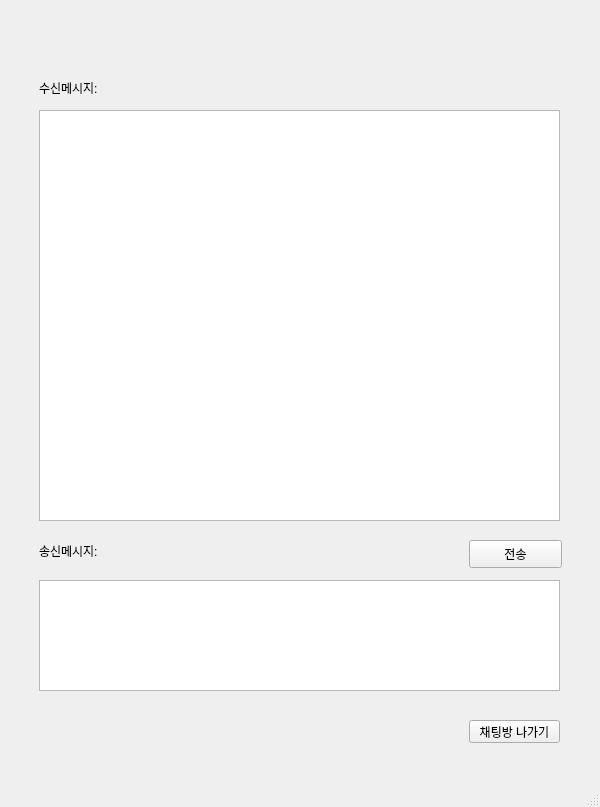
Qt form chat.ui (soyyoonn/chat) before a commit.
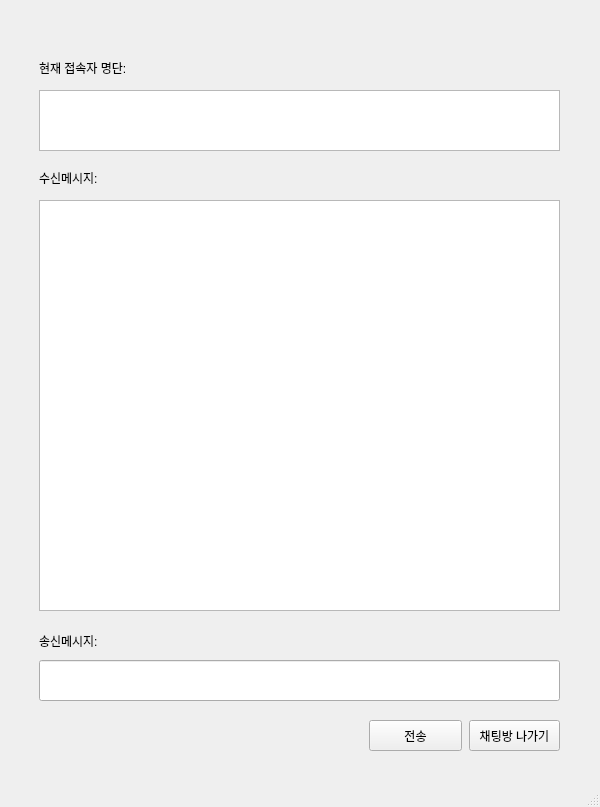
The same form after that commit. The open tabs and pages were chosen to show the change.

```diff
--- a/chat.ui
+++ b/chat.ui
@@ -68,10 +68,10 @@
      <widget class="QPushButton" name="send_btn">
       <property name="geometry">
        <rect>
-        <x>470</x>
-        <y>540</y>
+        <x>370</x>
+        <y>720</y>
         <width>93</width>
-        <height>28</height>
+        <height>31</height>
        </rect>
       </property>
       <property name="text">
@@ -82,7 +82,7 @@
       <property name="geometry">
        <rect>
         <x>40</x>
-        <y>80</y>
+        <y>170</y>
         <width>91</width>
         <height>16</height>
        </rect>
@@ -91,31 +91,11 @@
        <string>수신메시지:</string>
       </property>
      </widget>
-     <widget class="QTextBrowser" name="recv_bra">
-      <property name="geometry">
-       <rect>
-        <x>40</x>
-        <y>110</y>
-        <width>521</width>
-        <height>411</height>
-       </rect>
-      </property>
-     </widget>
-     <widget class="QTextEdit" name="send_line">
-      <property name="geometry">
-       <rect>
-        <x>40</x>
-        <y>580</y>
-        <width>521</width>
-        <height>111</height>
-       </rect>
-      </property>
-     </widget>
      <widget class="QLabel" name="label_3">
       <property name="geometry">
        <rect>
         <x>40</x>
-        <y>540</y>
+        <y>630</y>
         <width>91</width>
         <height>21</height>
        </rect>
@@ -130,13 +110,82 @@
         <x>470</x>
         <y>720</y>
         <width>91</width>
-        <height>23</height>
+        <height>31</height>
        </rect>
       </property>
       <property name="text">
        <string>채팅방 나가기</string>
       </property>
      </widget>
+     <widget class="QListWidget" name="susin_list">
+      <property name="geometry">
+       <rect>
+        <x>40</x>
+        <y>200</y>
+        <width>521</width>
+        <height>411</height>
+       </rect>
+      </property>
+     </widget>
+     <widget class="QLabel" name="label_4">
+      <property name="geometry">
+       <rect>
+        <x>40</x>
+        <y>60</y>
+        <width>111</width>
+        <height>16</height>
+       </rect>
+      </property>
+      <property name="text">
+       <string>현재 접속자 명단:</string>
+      </property>
+     </widget>
+     <widget class="QListWidget" name="listWidget_2">
+      <property name="geometry">
+       <rect>
+        <x>40</x>
+        <y>90</y>
+        <width>521</width>
+        <height>61</height>
+       </rect>
+      </property>
+     </widget>
+     <widget class="QLabel" name="label_5">
+      <property name="geometry">
+       <rect>
+        <x>410</x>
+        <y>50</y>
+        <width>141</width>
+        <height>16</height>
+       </rect>
+      </property>
+      <property name="text">
+       <string/>
+      </property>
+     </widget>
+     <widget class="QLabel" name="chat_title">
+      <property name="geometry">
+       <rect>
+        <x>270</x>
+        <y>20</y>
+        <width>161</width>
+        <height>16</height>
+       </rect>
+      </property>
+      <property name="text">
+       <string/>
+      </property>
+     </widget>
+     <widget class="QLineEdit" name="send_line">
+      <property name="geometry">
+       <rect>
+        <x>40</x>
+        <y>660</y>
+        <width>521</width>
+        <height>41</height>
+       </rect>
+      </property>
+     </widget>
     </widget>
    </widget>
   </widget>
```
Left out of the diff: 96 changed lines with no effect on the pictures.
